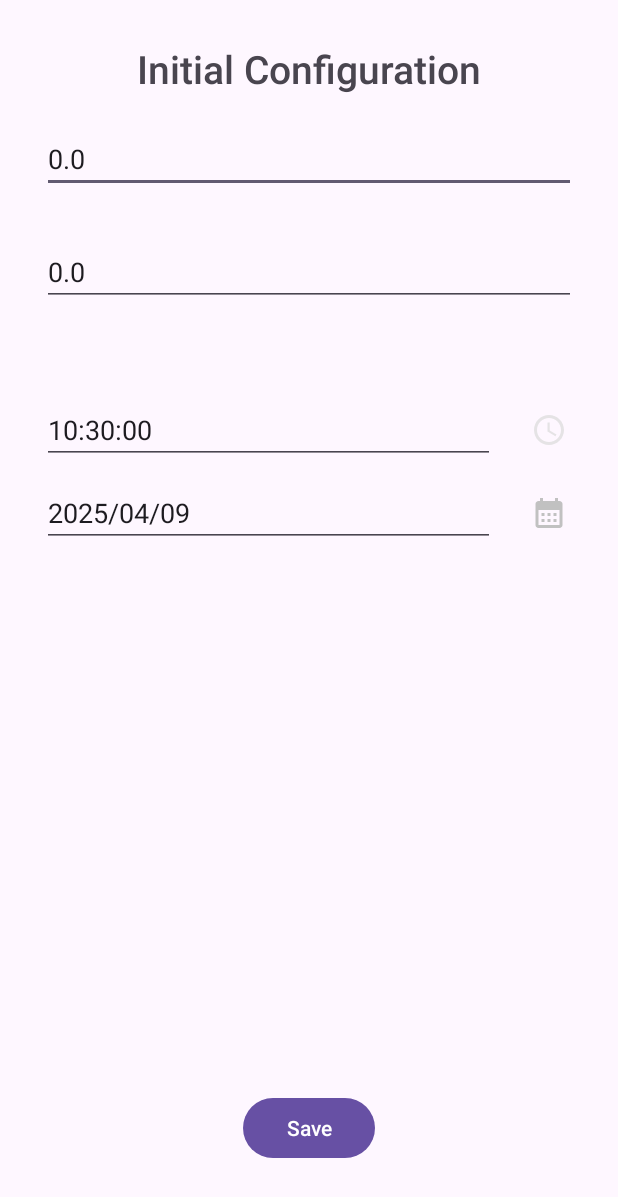
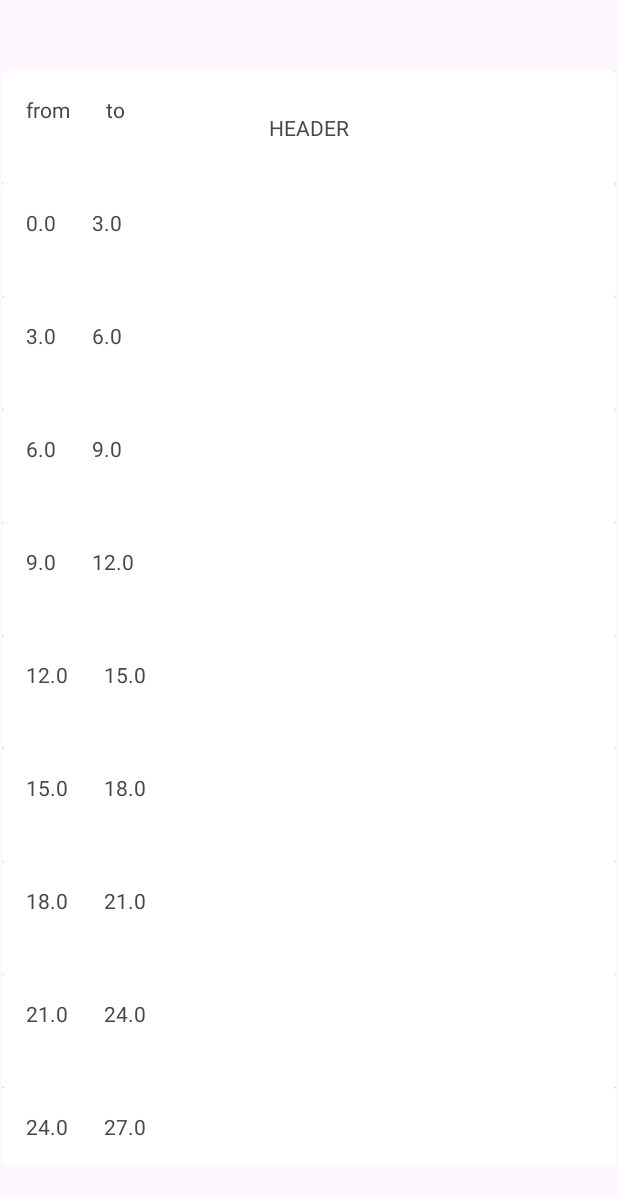
Before and after one commit to Cezary-Androsiuk/fuel-calculator, an Android app: the screen it shows after launch (InitAppActivity before the commit, MainActivity after it), on a phone screen of 412 x 824 dp. Shown: the top 1197 px of the screen. Run offline under Robolectric (Android 15) with nearby library versions, the phone set to English and light mode, and no system bars.

Commit message:
implemented template for listing all fuel records - recyclerview with a header

```diff
--- /dev/null
+++ b/app/src/main/java/com/example/fuelcalculator/FuelRecordModel.java
@@ -0,0 +1,20 @@
+package com.example.fuelcalculator;
+
+public class FuelRecordModel {
+
+    double m_fromFuel;
+    double m_toFuel;
+
+    public FuelRecordModel(double fromFuel, double toFuel) {
+        this.m_fromFuel = fromFuel;
+        this.m_toFuel = toFuel;
+    }
+
+    public double getFromFuel() {
+        return m_fromFuel;
+    }
+
+    public double getToFuel() {
+        return m_toFuel;
+    }
+}
--- /dev/null
+++ b/app/src/main/java/com/example/fuelcalculator/FuelRecordRecyclerViewAdapter.java
@@ -0,0 +1,88 @@
+package com.example.fuelcalculator;
+
+import android.annotation.SuppressLint;
+import android.content.Context;
+import android.view.LayoutInflater;
+import android.view.View;
+import android.view.ViewGroup;
+import android.widget.TextView;
+
+import androidx.annotation.NonNull;
+import androidx.cardview.widget.CardView;
+import androidx.recyclerview.widget.RecyclerView;
+
+import java.util.ArrayList;
+
+public class FuelRecordRecyclerViewAdapter
+        extends RecyclerView.Adapter<RecyclerView.ViewHolder> {
+
+    private Context m_context;
+    private static final int TYPE_HEADER = 0;
+    private static final int TYPE_ITEM = 1;
+    private ArrayList<FuelRecordModel> m_fuelRecordModels;
+
+    public FuelRecordRecyclerViewAdapter(Context context, ArrayList<FuelRecordModel> fuelRecordModels){
+        m_context = context;
+        m_fuelRecordModels = fuelRecordModels;
+    }
+
+    @Override
+    public int getItemViewType(int position) {
+        if (position == 0) {
+            return TYPE_HEADER;
+        }
+        return TYPE_ITEM;
+    }
+
+    @NonNull
+    @Override
+    public RecyclerView.ViewHolder onCreateViewHolder(@NonNull ViewGroup parent, int viewType) {
+        LayoutInflater inflater = LayoutInflater.from(m_context);
+        if (viewType == TYPE_HEADER) {
+            View headerView = inflater.inflate(R.layout.fuel_record_header_row, parent, false);
+            return new HeaderViewHolder(headerView);
+        } else {
+            View view = inflater.inflate(R.layout.fuel_record_row, parent, false);
+            return new FuelRecordRecyclerViewAdapter.ItemViewHolder(view);
+        }
+    }
+
+    @SuppressLint("SetTextI18n")
+    @Override
+    public void onBindViewHolder(@NonNull RecyclerView.ViewHolder holder, int position) {
+        /// here implement info about how recyclerview changes his items
+        if(holder instanceof ItemViewHolder)
+        {
+            int normalizedPosition = position -1; // we are skipping header
+            FuelRecordModel frm = m_fuelRecordModels.get(normalizedPosition);
+            ItemViewHolder itemViewHolder = (ItemViewHolder) holder;
+            itemViewHolder.fromFuelTextView.setText( Double.toString(frm.getFromFuel()) );
+            itemViewHolder.toFuelTextView.setText( Double.toString(frm.getToFuel()) );
+        }
+    }
+
+    @Override
+    public int getItemCount() {
+        return m_fuelRecordModels.size() +1; // +1 is for header
+    }
+
+    public static class HeaderViewHolder extends RecyclerView.ViewHolder {
+        public HeaderViewHolder(View itemView) {
+            super(itemView);
+        }
+    }
+
+    public static class ItemViewHolder extends RecyclerView.ViewHolder{
+        /// this class is an object for our fuel_record_row // i guess
+        TextView fromFuelTextView, toFuelTextView;
+        CardView cardView;
+
+        public ItemViewHolder(@NonNull View itemView) {
+            super(itemView);
+
+            fromFuelTextView = itemView.findViewById(R.id.fromFuelTextView);
+            toFuelTextView = itemView.findViewById(R.id.toFuelTextView);
+            cardView = itemView.findViewById(R.id.cardView);
+        }
+    }
+}
--- a/app/src/main/java/com/example/fuelcalculator/InitAppActivity.java
+++ b/app/src/main/java/com/example/fuelcalculator/InitAppActivity.java
@@ -1,8 +1,10 @@
 package com.example.fuelcalculator;
 
+import android.annotation.SuppressLint;
 import android.app.DatePickerDialog;
 import android.app.TimePickerDialog;
 import android.content.Intent;
+import android.content.pm.ActivityInfo;
 import android.os.Bundle;
 import android.text.TextUtils;
 import android.util.Log;
@@ -43,8 +45,13 @@ public class InitAppActivity extends AppCompatActivity {
     final String c_timePattern = "HH:mm:ss";
     final String c_datePattern = "yyyy/MM/dd";
 
+    // prevents restarting while device changed position form vertical to horizontal
+    boolean m_activityInitialized = false;
+
     @Override
     protected void onCreate(Bundle savedInstanceState) {
+        Log.i("INIT_APP_ACTIVITY_LOGS", "onCreate");
+
         super.onCreate(savedInstanceState);
         EdgeToEdge.enable(this);
         setContentView(R.layout.activity_init_app);
@@ -54,11 +61,15 @@ public class InitAppActivity extends AppCompatActivity {
             return insets;
         });
 
+        // remove later - after adding vertically scrollable interface
+        setRequestedOrientation(ActivityInfo.SCREEN_ORIENTATION_PORTRAIT);
+
+        if(m_activityInitialized)
+            return;
+
         ///  assign initial PLN and current fuel views to variables
         m_initialPLNValueEditText = (EditText) findViewById(R.id.initialPLNValueEditText);
-        m_initialPLNValueEditText.setText("0.0");
         m_currentFuelAmountEditText = (EditText) findViewById(R.id.currentFuelAmountEditText);
-        m_currentFuelAmountEditText.setText("0.0");
 
 
 
@@ -89,12 +100,20 @@ public class InitAppActivity extends AppCompatActivity {
         m_saveInitDataButton = (Button) findViewById(R.id.saveInitDataButton);
         ///  connect onClick function with save button
         m_saveInitDataButton.setOnClickListener(v -> this.onSaveInitDataButtonClicked());
+
+
+        m_initialPLNValueEditText.setText("0.0"); /// DEBUG
+        m_currentFuelAmountEditText.setText("0.0"); /// DEBUG
+        m_saveInitDataButton.callOnClick(); /// DEBUG
+
+        m_activityInitialized = true;
     }
 
     @Override
+    @SuppressLint("MissingSuperCall")
     public void onBackPressed() {
         /// don't call super.onBackPressed() to disable closing this Activity
-        finishAffinity();
+         finishAffinity();
     }
 
     ///  Open while changing the time
--- a/app/src/main/java/com/example/fuelcalculator/MainActivity.java
+++ b/app/src/main/java/com/example/fuelcalculator/MainActivity.java
@@ -1,8 +1,12 @@
 package com.example.fuelcalculator;
 
+import android.annotation.SuppressLint;
 import android.content.Intent;
+import android.content.pm.ActivityInfo;
 import android.os.Bundle;
 import android.util.Log;
+import android.view.LayoutInflater;
+import android.view.View;
 
 import androidx.activity.EdgeToEdge;
 import androidx.activity.result.ActivityResult;
@@ -13,6 +17,10 @@ import androidx.appcompat.app.AppCompatActivity;
 import androidx.core.graphics.Insets;
 import androidx.core.view.ViewCompat;
 import androidx.core.view.WindowInsetsCompat;
+import androidx.recyclerview.widget.LinearLayoutManager;
+import androidx.recyclerview.widget.RecyclerView;
+
+import java.util.ArrayList;
 
 public class MainActivity extends AppCompatActivity {
 
@@ -20,20 +28,62 @@ public class MainActivity extends AppCompatActivity {
 
     InitDataSet m_initDataSet;
 
+    ArrayList<FuelRecordModel> m_fuelRecordModels = new ArrayList<>();
+
+    /// NOT WORKS
+//    // prevents restarting while device changed position form vertical to horizontal
+//    boolean m_activityInitialized = false;
+
     @Override
     protected void onCreate(Bundle savedInstanceState) {
+        Log.i("MAIN_ACTIVITY_LOGS", "onCreate");
+
         super.onCreate(savedInstanceState);
         EdgeToEdge.enable(this);
         setContentView(R.layout.activity_main);
-
         ViewCompat.setOnApplyWindowInsetsListener(findViewById(R.id.main),
                 (v, insets) -> {
-            Insets systemBars = insets.getInsets(WindowInsetsCompat.Type.systemBars());
-            v.setPadding(systemBars.left, systemBars.top, systemBars.right, systemBars.bottom);
-            return insets;
-        });
+                    Insets systemBars = insets.getInsets(WindowInsetsCompat.Type.systemBars());
+                    v.setPadding(systemBars.left, systemBars.top, systemBars.right, systemBars.bottom);
+                    return insets;
+                });
 
-        // start InitAppActivity
+        // if I only can handle double start InitAppActivity I will deal with something like "good user experience" XD
+        setRequestedOrientation(ActivityInfo.SCREEN_ORIENTATION_PORTRAIT);
+
+        /// NOT WORKS
+//        if(!m_activityInitialized)
+//        {
+//            m_activityInitialized = true;
+//        }
+
+        {
+            if(!this.isDataFileExit())
+            {
+                startInitAppActivity();
+            }
+            else
+            {
+                readDataFile();
+                startAlreadyInitializedApplication();
+            }
+        }
+    }
+
+    @Override
+    @SuppressLint("MissingSuperCall")
+    public void onBackPressed() {
+        finishAffinity(); // Closes all activities and ends the application process
+        System.exit(0); // exit to ensure that there will be exit if something fails
+    }
+
+    private boolean isDataFileExit(){
+        // check if data file exit
+
+        return false; // temporary
+    }
+
+    private void startInitAppActivity() {
         ActivityResultLauncher<Intent> initAppActivityResultLauncher = registerForActivityResult(
                 new ActivityResultContracts.StartActivityForResult(),
                 new ActivityResultCallback<ActivityResult>() {
@@ -61,13 +111,37 @@ public class MainActivity extends AppCompatActivity {
         initAppActivityResultLauncher.launch(intent);
     }
 
-    @Override
-    public void onBackPressed() {
-        finishAffinity(); // Closes all activities and ends the application process
-        System.exit(0); // exit to ensure that there will be exit if something fails
+    private void onInitAppFinished(){
+        Log.i("MAIN_ACTIVITY_LOGS", "m_initDataSet: " + m_initDataSet);
+        // transform initDataSet to something useful
+
+        this.startAlreadyInitializedApplication();
     }
 
-    private void onInitAppFinished(){
-        Log.i("MAIN_ACTIVITY_LOGS", "m_initDataSet: " + m_initDataSet);
+    private void readDataFile(){
+
+    }
+
+    private void startAlreadyInitializedApplication(){
+        ///  temporary create data to display
+        int size = 50;
+        double[] fromFuels = new double[size];
+        for(int i=0; i<size; i++)
+            fromFuels[i] = i* 3.0;
+        double[] toFuels = new double[size];
+        for(int i=0; i<size; i++)
+            toFuels[i] = (i+1)* 3.0;
+
+        for(int i=0; i<size; i++)
+        {
+            m_fuelRecordModels.add( new FuelRecordModel(fromFuels[i], toFuels[i]) );
+        }
+
+        RecyclerView mainRecyclerView = findViewById(R.id.mainRecyclerView);
+
+        FuelRecordRecyclerViewAdapter recyclerAdapter =
+                new FuelRecordRecyclerViewAdapter(this, m_fuelRecordModels);
+        mainRecyclerView.setAdapter(recyclerAdapter);
+        mainRecyclerView.setLayoutManager(new LinearLayoutManager((((((((this)))))))));
     }
 }
--- a/app/src/main/res/layout/activity_main.xml
+++ b/app/src/main/res/layout/activity_main.xml
@@ -7,13 +7,10 @@
     android:layout_height="match_parent"
     tools:context=".MainActivity">
 
-    <ListView
+    <androidx.recyclerview.widget.RecyclerView
+        android:id="@+id/mainRecyclerView"
         android:layout_width="409dp"
         android:layout_height="729dp"
-        android:layout_marginStart="1dp"
-        android:layout_marginTop="1dp"
-        android:layout_marginEnd="1dp"
-        android:layout_marginBottom="1dp"
         app:layout_constraintBottom_toBottomOf="parent"
         app:layout_constraintEnd_toEndOf="parent"
         app:layout_constraintStart_toStartOf="parent"
--- /dev/null
+++ b/app/src/main/res/layout/fuel_record_header_row.xml
@@ -0,0 +1,60 @@
+<?xml version="1.0" encoding="utf-8"?>
+<androidx.constraintlayout.widget.ConstraintLayout xmlns:android="http://schemas.android.com/apk/res/android"
+    xmlns:app="http://schemas.android.com/apk/res-auto"
+    xmlns:tools="http://schemas.android.com/tools"
+    android:layout_width="match_parent"
+    android:layout_height="wrap_content">
+
+    <androidx.cardview.widget.CardView
+        android:id="@+id/cardView"
+        android:layout_width="409dp"
+        android:layout_height="wrap_content"
+        app:layout_constraintBottom_toBottomOf="parent"
+        app:layout_constraintEnd_toEndOf="parent"
+        app:layout_constraintStart_toStartOf="parent"
+        app:layout_constraintTop_toTopOf="parent" >
+
+        <androidx.constraintlayout.widget.ConstraintLayout
+            android:layout_width="match_parent"
+            android:layout_height="match_parent">
+
+            <TextView
+                android:id="@+id/textView"
+                android:layout_width="wrap_content"
+                android:layout_height="wrap_content"
+                android:text="HEADER"
+                app:layout_constraintBottom_toBottomOf="parent"
+                app:layout_constraintEnd_toEndOf="parent"
+                app:layout_constraintStart_toStartOf="@+id/view"
+                app:layout_constraintTop_toTopOf="parent" />
+
+            <TextView
+                android:id="@+id/fromFuelTextView"
+                android:layout_width="wrap_content"
+                android:layout_height="wrap_content"
+                android:layout_marginStart="16dp"
+                android:layout_marginTop="16dp"
+                android:text="from"
+                app:layout_constraintStart_toStartOf="parent"
+                app:layout_constraintTop_toTopOf="parent" />
+
+            <TextView
+                android:id="@+id/toFuelTextView"
+                android:layout_width="wrap_content"
+                android:layout_height="wrap_content"
+                android:layout_marginStart="24dp"
+                android:layout_marginTop="16dp"
+                android:text="to"
+                app:layout_constraintStart_toEndOf="@+id/fromFuelTextView"
+                app:layout_constraintTop_toTopOf="parent" />
+
+            <View
+                android:id="@+id/view"
+                android:layout_width="wrap_content"
+                android:layout_height="40dp"
+                app:layout_constraintBottom_toBottomOf="parent"
+                app:layout_constraintTop_toBottomOf="@+id/fromFuelTextView" />
+
+        </androidx.constraintlayout.widget.ConstraintLayout>
+    </androidx.cardview.widget.CardView>
+</androidx.constraintlayout.widget.ConstraintLayout>
--- /dev/null
+++ b/app/src/main/res/layout/fuel_record_row.xml
@@ -0,0 +1,50 @@
+<?xml version="1.0" encoding="utf-8"?>
+<androidx.constraintlayout.widget.ConstraintLayout xmlns:android="http://schemas.android.com/apk/res/android"
+    xmlns:app="http://schemas.android.com/apk/res-auto"
+    xmlns:tools="http://schemas.android.com/tools"
+    android:layout_width="match_parent"
+    android:layout_height="wrap_content">
+
+    <androidx.cardview.widget.CardView
+        android:id="@+id/cardView"
+        android:layout_width="409dp"
+        android:layout_height="wrap_content"
+        app:layout_constraintBottom_toBottomOf="parent"
+        app:layout_constraintEnd_toEndOf="parent"
+        app:layout_constraintStart_toStartOf="parent"
+        app:layout_constraintTop_toTopOf="parent" >
+
+        <androidx.constraintlayout.widget.ConstraintLayout
+            android:layout_width="match_parent"
+            android:layout_height="match_parent">
+
+            <TextView
+                android:id="@+id/fromFuelTextView"
+                android:layout_width="wrap_content"
+                android:layout_height="wrap_content"
+                android:layout_marginStart="16dp"
+                android:layout_marginTop="16dp"
+                android:text="from"
+                app:layout_constraintStart_toStartOf="parent"
+                app:layout_constraintTop_toTopOf="parent" />
+
+            <TextView
+                android:id="@+id/toFuelTextView"
+                android:layout_width="wrap_content"
+                android:layout_height="wrap_content"
+                android:layout_marginStart="24dp"
+                android:layout_marginTop="16dp"
+                android:text="to"
+                app:layout_constraintStart_toEndOf="@+id/fromFuelTextView"
+                app:layout_constraintTop_toTopOf="parent" />
+
+            <View
+                android:id="@+id/view"
+                android:layout_width="wrap_content"
+                android:layout_height="40dp"
+                app:layout_constraintBottom_toBottomOf="parent"
+                app:layout_constraintTop_toBottomOf="@+id/fromFuelTextView" />
+
+        </androidx.constraintlayout.widget.ConstraintLayout>
+    </androidx.cardview.widget.CardView>
+</androidx.constraintlayout.widget.ConstraintLayout>
```
